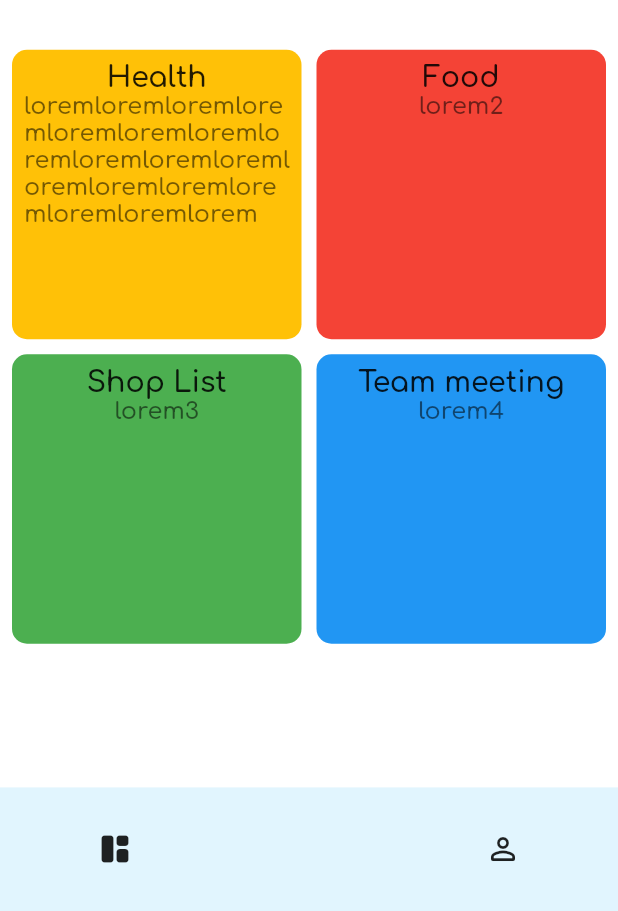
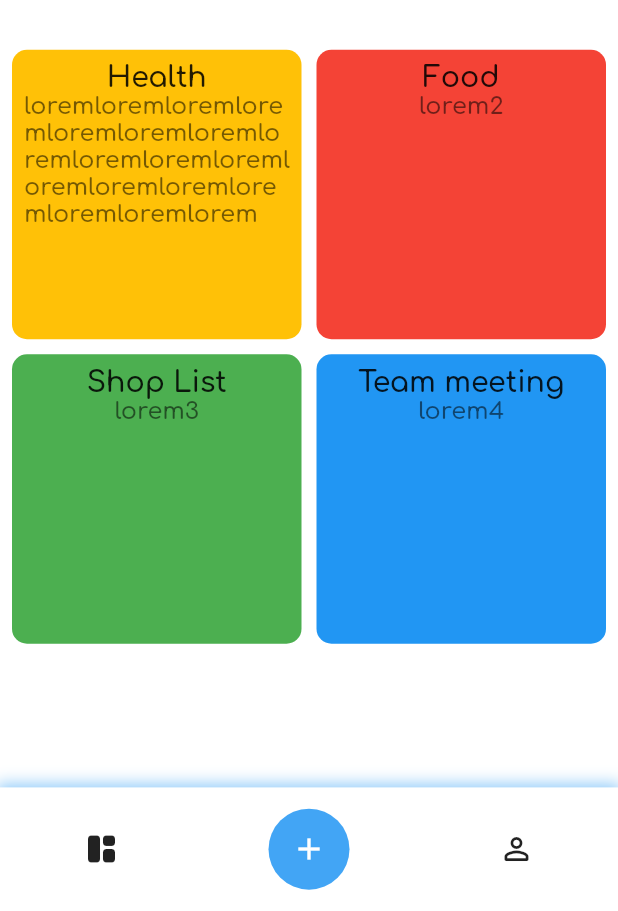
Before and after one commit to erdemgocen44/todo-app, a Flutter app: the screen it shows after launch, on a phone screen of 412 x 824 dp, the part 325-1236 px from its top. Run offline on Flutter 3.47's test engine with Material 2 defaults, Android fonts, the phone set to English and light mode, and no system bars.

Commit message:
list data tamam

```diff
--- a/lib/Pages/home_page.dart
+++ b/lib/Pages/home_page.dart
@@ -22,7 +22,14 @@ class _HomePageState extends State<HomePage> {
       bottomNavigationBar: Container(
         height: MediaQuery.of(context).size.height * 0.1,
         decoration: BoxDecoration(
-          color: Colors.lightBlue[50],
+          color: Colors.white,
+          boxShadow: [
+            BoxShadow(
+              color: Colors.blue.withOpacity(0.5),
+              spreadRadius: 2.0,
+              blurRadius: 8.0,
+            )
+          ],
         ),
         child: Row(
           mainAxisAlignment: MainAxisAlignment.spaceAround,
@@ -35,8 +42,14 @@ class _HomePageState extends State<HomePage> {
               ),
             ),
             Container(
+              padding: EdgeInsets.all(15),
               decoration: BoxDecoration(
                 color: Colors.blue[400],
+                shape: BoxShape.circle,
+              ),
+              child: const Icon(
+                Icons.add,
+                color: Colors.white,
               ),
             ),
             IconButton(
```
